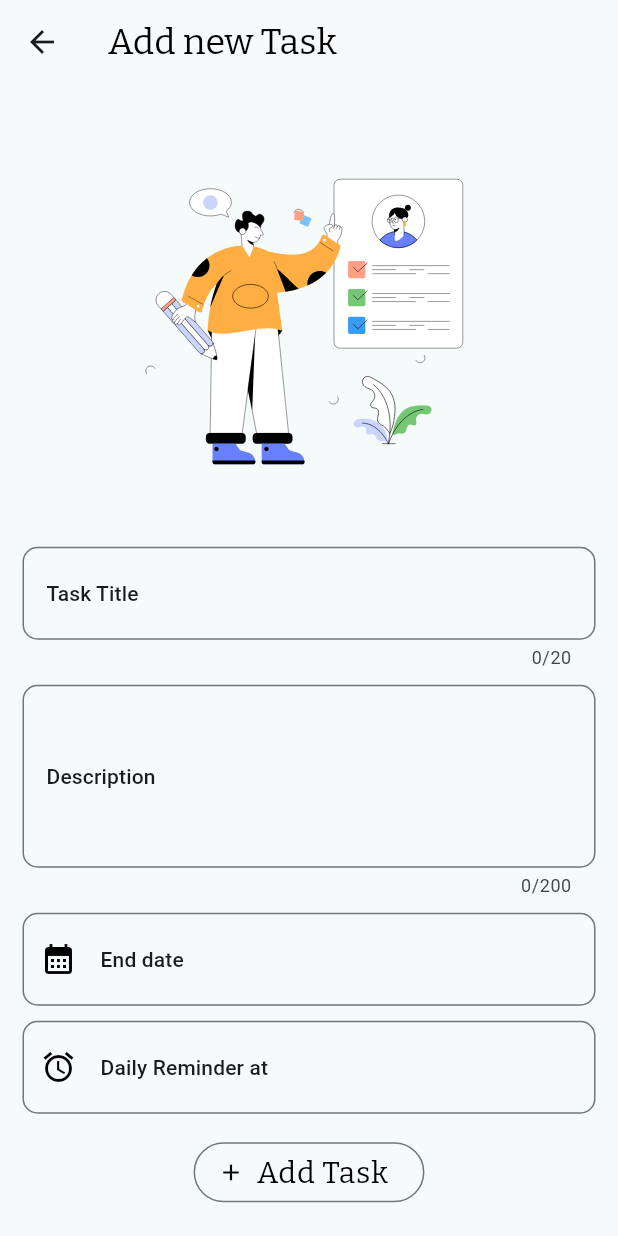
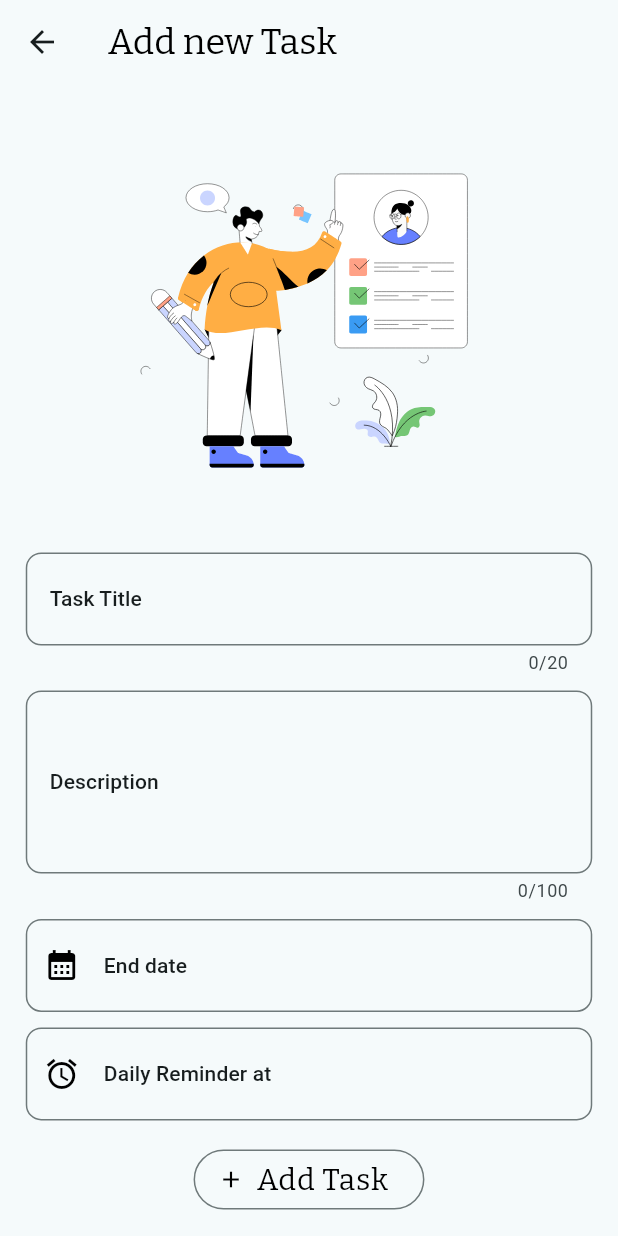
Before and after one commit to mesafntzewdu/buddy_note_taking_app, a Flutter app: the AddTask screen opened directly, on a phone screen of 412 x 824 dp. Run offline on Flutter 3.47's test engine with Material 3 defaults, Android fonts, the phone set to English and light mode, and no system bars; our stand-ins replace animated_theme_switcher, awesome_notifications, flutter_screenutil, flutter_slidable, glassmorphism_ui, google_fonts and 2 more; accounts and stored records are empty.

```diff
--- a/lib/screen/add_task.dart
+++ b/lib/screen/add_task.dart
@@ -6,6 +6,7 @@ import 'package:buddy/model/task.dart';
 import 'package:buddy/screen/bottom_navigation.dart';
 import 'package:buddy/service/database_helper.dart';
 import 'package:flutter/material.dart';
+import 'package:flutter_screenutil/flutter_screenutil.dart';
 import 'package:intl/intl.dart';
 import 'package:lottie/lottie.dart';
 
@@ -48,7 +49,9 @@ class AddTaskState extends State<AddTask> {
 
   @override
   Widget build(BuildContext context) {
-    return Scaffold(
+    return ScreenUtilInit(
+      designSize: const Size(360, 800),
+      builder: (context, child) => Scaffold(
         appBar: AppBar(
           title: Text(
             'Add new Task',
@@ -64,7 +67,7 @@ class AddTaskState extends State<AddTask> {
         ),
         body: Center(
           child: Padding(
-          padding: const EdgeInsets.symmetric(horizontal: 15.0),
+            padding: EdgeInsets.symmetric(horizontal: 15.0.w),
             child: SingleChildScrollView(
               child: Column(
                 mainAxisAlignment: MainAxisAlignment.center,
@@ -73,15 +76,15 @@ class AddTaskState extends State<AddTask> {
                   Lottie.asset(
                     'assets/animation.json',
                     width: double.infinity,
-                  height: 300,
+                    height: 300.h,
                   ),
                   TextField(
                     maxLength: 20,
                     controller: titleController,
                     decoration: InputDecoration(
-                    border: const OutlineInputBorder(
+                      border: OutlineInputBorder(
                         borderRadius: BorderRadius.all(
-                        Radius.circular(10),
+                          Radius.circular(10.r),
                         ),
                       ),
                       hintText: 'Task Title',
@@ -95,13 +98,13 @@ class AddTaskState extends State<AddTask> {
                     height: 10,
                   ),
                   TextField(
-                  maxLength: 200,
+                    maxLength: 100,
                     controller: descController,
                     maxLines: 3,
                     decoration: InputDecoration(
-                    border: const OutlineInputBorder(
+                      border: OutlineInputBorder(
                         borderRadius: BorderRadius.all(
-                        Radius.circular(10),
+                          Radius.circular(10.r),
                         ),
                       ),
                       hintText: 'Description',
@@ -111,14 +114,15 @@ class AddTaskState extends State<AddTask> {
                       ),
                     ),
                   ),
-                const SizedBox(
-                  height: 10,
+                  SizedBox(
+                    height: 10.h,
                   ),
                   TextField(
                     controller: endDateController,
                     decoration: InputDecoration(
-                      border: const OutlineInputBorder(
-                          borderRadius: BorderRadius.all(Radius.circular(10))),
+                        border: OutlineInputBorder(
+                            borderRadius:
+                                BorderRadius.all(Radius.circular(10.r))),
                         hintText: 'End date',
                         label: Text(
                           'End date',
@@ -131,15 +135,15 @@ class AddTaskState extends State<AddTask> {
                     onTap: datePicker,
                     readOnly: true,
                   ),
-                const SizedBox(
-                  height: 10,
+                  SizedBox(
+                    height: 10.h,
                   ),
                   TextField(
                     controller: alertController,
                     decoration: InputDecoration(
-                    border: const OutlineInputBorder(
+                      border: OutlineInputBorder(
                         borderRadius: BorderRadius.all(
-                        Radius.circular(10),
+                          Radius.circular(10.r),
                         ),
                       ),
                       hintText: 'Reminder at',
@@ -155,8 +159,8 @@ class AddTaskState extends State<AddTask> {
                     onTap: timePicker,
                     readOnly: true,
                   ),
-                const SizedBox(
-                  height: 15,
+                  SizedBox(
+                    height: 15.h,
                   ),
                   OutlinedButton.icon(
                     onPressed: addTaskAndNotify,
@@ -169,10 +173,11 @@ class AddTaskState extends State<AddTask> {
                       style: Theme.of(context).textTheme.bodyLarge,
                     ),
                   ),
-                const SizedBox(
-                  height: 10,
+                  SizedBox(
+                    height: 10.h,
                   ),
                 ],
+              ),
             ),
           ),
         ),
@@ -243,17 +248,20 @@ class AddTaskState extends State<AddTask> {
 
     //show done message
     snackBar('New task added');
+    clearWindow();
   }
 
   void addToDb() {
-    DbHelper.insert(TaskModel(
+    DbHelper.insert(
+      TaskModel(
         id: Random().nextInt(10),
         title: titleController.text.trim(),
         description: descController.text.trim(),
         endDate: endDateController.text.trim(),
         reminder: alertController.text.trim(),
         done: 'live',
-    ));
+      ),
+    );
   }
 
   void snackBar(String title) {
@@ -268,4 +276,11 @@ class AddTaskState extends State<AddTask> {
       ),
     );
   }
+
+  void clearWindow() {
+    titleController.clear();
+    descController.clear();
+    endDateController.clear();
+    alertController.clear();
   }
+}
--- a/lib/screen/settings.dart
+++ b/lib/screen/settings.dart
@@ -1,4 +1,5 @@
 import 'package:flutter/material.dart';
+import 'package:flutter_screenutil/flutter_screenutil.dart';
 
 class Settings extends StatefulWidget {
   const Settings({super.key});
@@ -15,7 +16,9 @@ bool useSystemTheme = false;
 class SettingsState extends State<Settings> {
   @override
   Widget build(context) {
-    return Scaffold(
+    return ScreenUtilInit(
+      designSize: const Size(360, 800),
+      builder: (context, child) => Scaffold(
         appBar: AppBar(
           title: Text(
             'Settings',
@@ -54,6 +57,7 @@ class SettingsState extends State<Settings> {
             ),
           ],
         ),
+      ),
     );
   }
 }
--- a/pubspec.yaml
+++ b/pubspec.yaml
@@ -49,6 +49,7 @@ dependencies:
   awesome_notifications: ^0.9.3+1
   awesome_notifications_core: ^0.9.3
   flutter_local_notifications: ^17.0.1
+  flutter_screenutil: ^5.9.0
 
 dev_dependencies:
   flutter_test:
```
Also changed, not shown: lib/screen/bottom_navigation.dart (+10 -6 lines), lib/screen/history.dart (+8 -6 lines), lib/screen/history_list.dart (+24 -21 lines), lib/screen/info.dart (+8 -4 lines), lib/screen/task.dart (+8 -4 lines), lib/screen/update.dart (+28 -17 lines), lib/widget/side_navigation.dart (+12 -9 lines), lib/widget/task_list.dart (+24 -23 lines), lib/widget/theme_button.dart (+6 -2 lines), pubspec.lock. Lines whose indentation alone changed are shown as unchanged.
